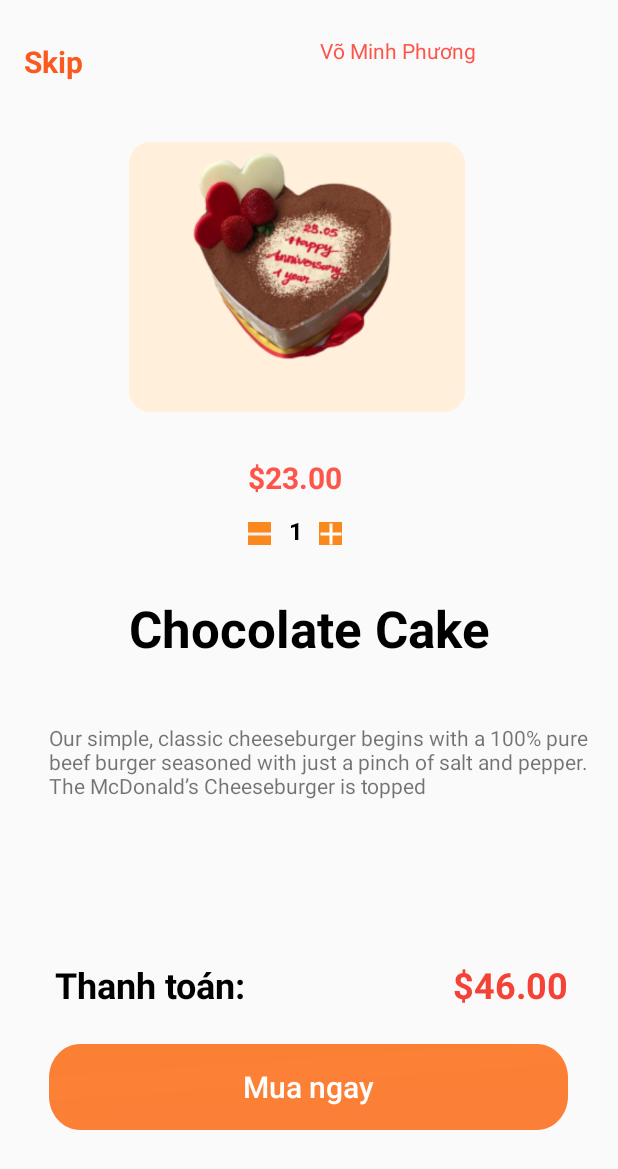
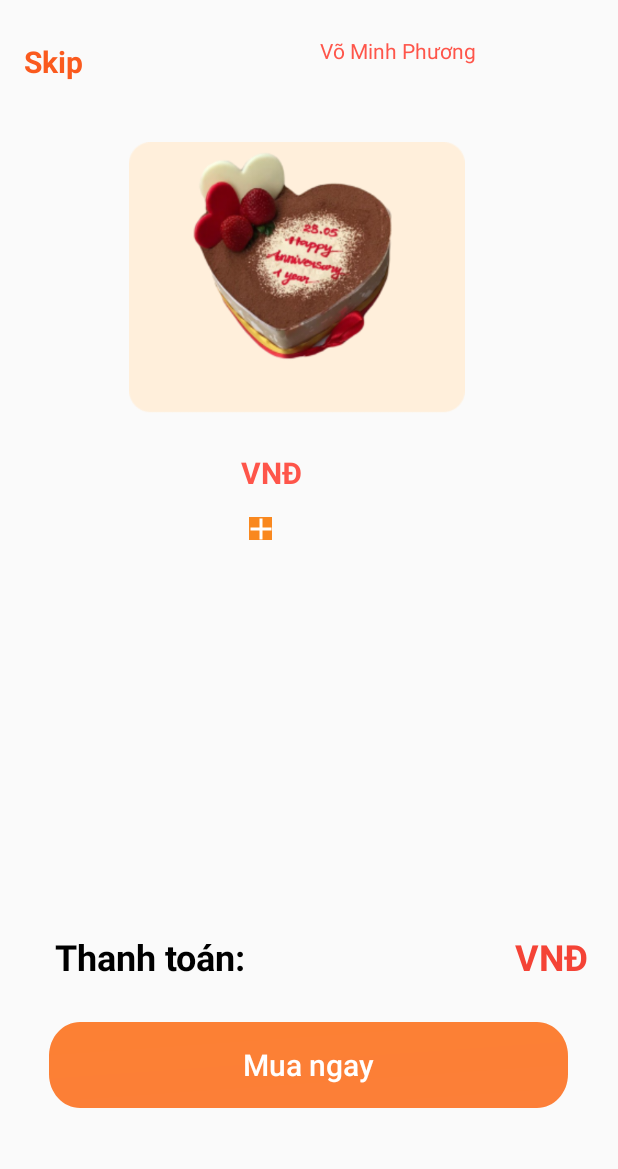
Before and after one commit to VoMinhPhuong/project-android-2022, an Android app: the DetailCake screen opened directly, with no data from a screen before it, on a phone screen of 412 x 824 dp. Shown: the top 1169 px of the screen. Run offline under Robolectric (Android 15) with nearby library versions, the phone set to English and light mode, and no system bars; our stand-ins replace Room's generated code.

Commit message:
chức năng detail

```diff
--- a/app/src/main/AndroidManifest.xml
+++ b/app/src/main/AndroidManifest.xml
@@ -19,6 +19,8 @@
                 <action android:name="android.intent.action.MAIN" />
                 <category android:name="android.intent.category.LAUNCHER" />
             </intent-filter>
+
+
         </activity>
         <activity
             android:name=".gui.DetailCake"
--- a/app/src/main/java/com/example/appsellcake/gui/DetailCake.java
+++ b/app/src/main/java/com/example/appsellcake/gui/DetailCake.java
@@ -3,9 +3,12 @@ package com.example.appsellcake.gui;
 import androidx.appcompat.app.AppCompatActivity;
 import androidx.room.Room;
 
+import android.content.Intent;
+import android.net.Uri;
 import android.os.Bundle;
 import android.view.View;
 import android.widget.ImageButton;
+import android.widget.ImageView;
 import android.widget.TextView;
 import android.widget.Toast;
 
@@ -20,6 +23,12 @@ public class DetailCake extends AppCompatActivity {
     private TextView tvsl;
     private TextView tvprice;
     private TextView tvtotal;
+
+    private ImageView imgdetail;
+    private TextView tvName;
+    private TextView tvdetail;
+
+
 
     private int sl=1;
     private DatabaseCake db;
@@ -37,7 +46,20 @@ public class DetailCake extends AppCompatActivity {
         tvprice= findViewById(R.id.tvprice);
         tvtotal = findViewById(R.id.tvtotal);
 
+        imgdetail=findViewById(R.id.imgdetail);
 
+        tvName=findViewById(R.id.tvName);
+        tvdetail=findViewById(R.id.tvdetail);
+
+        Intent in = getIntent();
+        String img =in.getStringExtra("img");
+        String name= in.getStringExtra("name");
+        String detail= in.getStringExtra("detail");
+        String price2= in.getStringExtra("price");
+//        imgdetail.setImageURI(Uri.parse(img));
+        tvName.setText(name);
+        tvdetail.setText(detail);
+        tvprice.setText(price2);
 
 
 
@@ -46,6 +68,8 @@ public class DetailCake extends AppCompatActivity {
         dao = db.cakeDao();
 
         tvsl.setText(sl+"");
+//        double a = Double.parseDouble(tvprice.getText().toString())* Double.parseDouble(tvsl.getText().toString());
+        tvtotal.setText(tvprice.getText().toString());
         btncong.setOnClickListener(new View.OnClickListener() {
             @Override
             public void onClick(View view) {
@@ -59,7 +83,9 @@ public class DetailCake extends AppCompatActivity {
                 } catch (Exception ex) {
                     ex.printStackTrace();
                 }
-            }
+                double a = Double.parseDouble(tvprice.getText().toString())* Double.parseDouble(tvsl.getText().toString());
+                tvtotal.setText(a+"");
+        }
         });
 
 
@@ -76,32 +102,21 @@ public class DetailCake extends AppCompatActivity {
                 }else {
                     tvsl.setText(sl+"");
                     dao.saveCakes(new CakeEntity(sl));
-                    cake.setSoluong(cake.getSoluong() + 1);
+                    cake.setSoluong(cake.getSoluong() - 1);
                     try {
                         dao.updateCake(cake);
                     } catch (Exception ex) {
                         ex.printStackTrace();
                     }
                 }
+                double a = Double.parseDouble(tvprice.getText().toString())* Double.parseDouble(tvsl.getText().toString());
+                tvtotal.setText(a+"");
 
             }
         });
 
 
 
-//        btntru.setOnClickListener(new View.OnClickListener() {
-//            @Override
-//            public void onClick(View view) {
-//
-//
-//                sl = sl-1;
-//                if(sl<1){
-//                    Toast.makeText(DetailCake.this, "Số lượng không được nhỏ hơn 1", Toast.LENGTH_SHORT).show();
-//                }else {
-//                    tvsl.setText(sl+"");
-//                }
-//
-//            }
-//        });
+
     }
 }
--- a/app/src/main/java/com/example/appsellcake/gui/Home.java
+++ b/app/src/main/java/com/example/appsellcake/gui/Home.java
@@ -109,7 +109,7 @@ public class Home extends AppCompatActivity {
             public void onDataChange(@NonNull DataSnapshot snapshot) {
                 for (DataSnapshot dataSnapshot : snapshot.getChildren()){
                     String name = dataSnapshot.child("nameCake").getValue().toString();
-                    String price = dataSnapshot.child("price").getValue().toString() + " VNĐ";
+                    String price = dataSnapshot.child("price").getValue().toString();
                     String category = dataSnapshot.child("category").getValue().toString();
                     String detail = dataSnapshot.child("detail").getValue().toString();
                     String img = dataSnapshot.child("img").getValue().toString();
--- a/app/src/main/res/layout/activity_detail_cake.xml
+++ b/app/src/main/res/layout/activity_detail_cake.xml
@@ -34,17 +34,14 @@
         android:id="@+id/tvprice"
         android:layout_width="wrap_content"
         android:layout_height="wrap_content"
+        android:layout_marginStart="64dp"
         android:layout_marginTop="16dp"
-        android:text="$23.00"
+        android:text="23.00"
         android:textColor="#FE554A"
         android:textSize="20sp"
         android:textStyle="bold"
-        app:layout_constraintBottom_toBottomOf="parent"
-        app:layout_constraintEnd_toEndOf="@+id/imgdetail"
-        app:layout_constraintHorizontal_bias="0.49"
         app:layout_constraintStart_toStartOf="@+id/imgdetail"
-        app:layout_constraintTop_toBottomOf="@+id/imgdetail"
-        app:layout_constraintVertical_bias="0.007" />
+        app:layout_constraintTop_toBottomOf="@+id/imgdetail" />
 
     <TextView
         android:id="@+id/tvuser"
@@ -107,40 +104,35 @@
         android:id="@+id/tvtotal"
         android:layout_width="wrap_content"
         android:layout_height="wrap_content"
-        android:text="$46.00"
+        android:layout_marginStart="60dp"
+        android:text="46.00"
         android:textColor="#F44336"
         android:textSize="24sp"
         android:textStyle="bold"
-        app:layout_constraintBottom_toBottomOf="parent"
-        app:layout_constraintEnd_toEndOf="@+id/tvdetail"
-        app:layout_constraintHorizontal_bias="0.913"
         app:layout_constraintStart_toEndOf="@+id/tvThanhtoan"
-        app:layout_constraintTop_toTopOf="@+id/tvThanhtoan"
-        app:layout_constraintVertical_bias="0.0" />
+        app:layout_constraintTop_toTopOf="@+id/tvThanhtoan" />
 
     <ImageButton
         android:id="@+id/btntru"
         android:layout_width="15dp"
         android:layout_height="15dp"
+        android:layout_marginStart="16dp"
         android:layout_marginTop="16dp"
         android:background="@color/button"
-        app:layout_constraintEnd_toEndOf="@+id/tvprice"
-        app:layout_constraintHorizontal_bias="0.0"
+        android:src="@drawable/ic_baseline_tru"
         app:layout_constraintStart_toStartOf="@+id/tvprice"
-        app:layout_constraintTop_toBottomOf="@+id/tvprice"
-        android:src="@drawable/ic_baseline_tru" />
+        app:layout_constraintTop_toBottomOf="@+id/tvprice" />
 
     <ImageButton
         android:id="@+id/btncong"
         android:layout_width="15dp"
         android:layout_height="15dp"
         android:layout_marginTop="16dp"
+        android:layout_marginEnd="20dp"
         android:background="@color/button"
-        app:layout_constraintEnd_toEndOf="@+id/tvprice"
-        app:layout_constraintHorizontal_bias="1.0"
-        app:layout_constraintStart_toStartOf="@+id/tvprice"
-        app:layout_constraintTop_toBottomOf="@+id/tvprice"
-        android:src="@drawable/ic_baseline_cong" />
+        android:src="@drawable/ic_baseline_cong"
+        app:layout_constraintEnd_toEndOf="@+id/textView2"
+        app:layout_constraintTop_toBottomOf="@+id/tvprice" />
 
     <Button
         android:id="@+id/btnMua"
@@ -190,5 +182,32 @@
         app:layout_constraintTop_toTopOf="parent"
         app:layout_constraintVertical_bias="0.034" />
 
+    <TextView
+        android:id="@+id/textView2"
+        android:layout_width="wrap_content"
+        android:layout_height="wrap_content"
+        android:layout_marginTop="16dp"
+        android:text="VNĐ"
+        android:textColor="#FE554A"
+        android:textSize="20sp"
+        android:textStyle="bold"
+        app:layout_constraintEnd_toEndOf="@+id/imgdetail"
+        app:layout_constraintHorizontal_bias="0.088"
+        app:layout_constraintStart_toEndOf="@+id/tvprice"
+        app:layout_constraintTop_toBottomOf="@+id/imgdetail" />
+
+    <TextView
+        android:id="@+id/textView8"
+        android:layout_width="wrap_content"
+        android:layout_height="wrap_content"
+        android:text="VNĐ"
+        android:textColor="#F44336"
+        android:textSize="24sp"
+        android:textStyle="bold"
+        app:layout_constraintEnd_toEndOf="@+id/tvdetail"
+        app:layout_constraintHorizontal_bias="1.0"
+        app:layout_constraintStart_toEndOf="@+id/tvtotal"
+        app:layout_constraintTop_toTopOf="@+id/tvtotal" />
+
 
 </androidx.constraintlayout.widget.ConstraintLayout>
```
Also changed, not shown: app/src/main/java/com/example/appsellcake/adapter/ListCakeAdapter.java (+23 -1 lines), app/src/main/java/com/example/appsellcake/entity/CakeEntity.java (+4 -4 lines), app/src/main/res/layout/item_list_cake.xml (+5 -5 lines).
